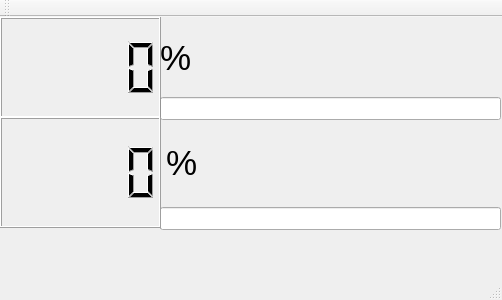
Old version of the form SAEDASH/mainwindow.ui in the repository Jeffocube/SAE_GUI.
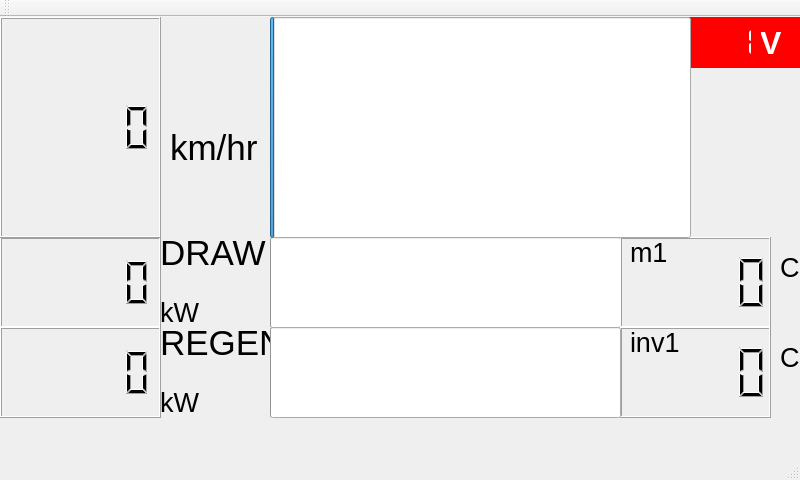
New version of the form.

```diff
--- a/SAEDASH/mainwindow.ui
+++ b/SAEDASH/mainwindow.ui
@@ -6,8 +6,8 @@
    <rect>
     <x>0</x>
     <y>0</y>
-    <width>502</width>
-    <height>300</height>
+    <width>800</width>
+    <height>480</height>
    </rect>
   </property>
   <property name="windowTitle">
@@ -18,37 +18,30 @@
     <property name="geometry">
      <rect>
       <x>0</x>
-      <y>0</y>
+      <y>220</y>
       <width>161</width>
-      <height>101</height>
+      <height>91</height>
      </rect>
     </property>
+    <property name="smallDecimalPoint">
+     <bool>true</bool>
+    </property>
+    <property name="digitCount">
+     <number>5</number>
+    </property>
    </widget>
    <widget class="QProgressBar" name="DRAWBAR">
     <property name="geometry">
      <rect>
-      <x>160</x>
-      <y>80</y>
-      <width>341</width>
-      <height>23</height>
+      <x>270</x>
+      <y>220</y>
+      <width>351</width>
+      <height>91</height>
      </rect>
     </property>
-    <property name="value">
-     <number>0</number>
+    <property name="maximum">
+     <number>100</number>
     </property>
-    <property name="textVisible">
-     <bool>false</bool>
-    </property>
-   </widget>
-   <widget class="QProgressBar" name="REGENBAR">
-    <property name="geometry">
-     <rect>
-      <x>160</x>
-      <y>190</y>
-      <width>341</width>
-      <height>23</height>
-     </rect>
-    </property>
     <property name="value">
      <number>0</number>
     </property>
@@ -56,60 +49,352 @@
      <bool>false</bool>
     </property>
    </widget>
-   <widget class="QLCDNumber" name="lcdNumber">
+   <widget class="QLCDNumber" name="REGEN">
     <property name="geometry">
      <rect>
       <x>0</x>
-      <y>100</y>
+      <y>310</y>
       <width>161</width>
-      <height>111</height>
-     </rect>
-    </property>
-   </widget>
-   <widget class="QLabel" name="label">
-    <property name="geometry">
-     <rect>
-      <x>166</x>
-      <y>100</y>
-      <width>61</width>
       <height>91</height>
      </rect>
     </property>
-    <property name="font">
-     <font>
-      <pointsize>26</pointsize>
-     </font>
+    <property name="smallDecimalPoint">
+     <bool>true</bool>
     </property>
-    <property name="text">
-     <string>%</string>
+    <property name="digitCount">
+     <number>5</number>
+    </property>
+    <property name="segmentStyle">
+     <enum>QLCDNumber::Filled</enum>
     </property>
    </widget>
    <widget class="QLabel" name="label_2">
     <property name="geometry">
      <rect>
       <x>160</x>
+      <y>220</y>
+      <width>111</width>
+      <height>31</height>
+     </rect>
+    </property>
+    <property name="font">
+     <font>
+      <pointsize>26</pointsize>
+     </font>
+    </property>
+    <property name="text">
+     <string>DRAW</string>
+    </property>
+   </widget>
+   <widget class="QLCDNumber" name="batInd">
+    <property name="geometry">
+     <rect>
+      <x>680</x>
       <y>0</y>
-      <width>67</width>
-      <height>81</height>
+      <width>81</width>
+      <height>51</height>
      </rect>
     </property>
+    <property name="styleSheet">
+     <string notr="true">font: 75 10pt &quot;PibotoLt&quot;;
+background-color: rgb(255, 0, 0);
+color: rgb(255, 255, 255);</string>
+    </property>
+    <property name="lineWidth">
+     <number>0</number>
+    </property>
+    <property name="midLineWidth">
+     <number>0</number>
+    </property>
+    <property name="smallDecimalPoint">
+     <bool>true</bool>
+    </property>
+    <property name="digitCount">
+     <number>4</number>
+    </property>
+    <property name="segmentStyle">
+     <enum>QLCDNumber::Flat</enum>
+    </property>
+    <property name="value" stdset="0">
+     <double>0.700000000000000</double>
+    </property>
+    <property name="intValue" stdset="0">
+     <number>1</number>
+    </property>
+   </widget>
+   <widget class="QLabel" name="label_4">
+    <property name="geometry">
+     <rect>
+      <x>160</x>
+      <y>310</y>
+      <width>111</width>
+      <height>31</height>
+     </rect>
+    </property>
     <property name="font">
      <font>
       <pointsize>26</pointsize>
      </font>
     </property>
     <property name="text">
-     <string>%</string>
+     <string>REGEN</string>
     </property>
    </widget>
+   <widget class="QLabel" name="label_5">
+    <property name="geometry">
+     <rect>
+      <x>760</x>
+      <y>0</y>
+      <width>41</width>
+      <height>51</height>
+     </rect>
+    </property>
+    <property name="font">
+     <font>
+      <pointsize>24</pointsize>
+      <weight>75</weight>
+      <bold>true</bold>
+     </font>
+    </property>
+    <property name="styleSheet">
+     <string notr="true">color: rgb(255, 255, 255);
+border-color: rgb(0, 0, 0);
+background-color: rgb(255, 0, 0);</string>
+    </property>
+    <property name="text">
+     <string>V</string>
+    </property>
+   </widget>
+   <widget class="QLCDNumber" name="M1TEMP">
+    <property name="geometry">
+     <rect>
+      <x>620</x>
+      <y>220</y>
+      <width>151</width>
+      <height>91</height>
+     </rect>
+    </property>
+    <property name="smallDecimalPoint">
+     <bool>false</bool>
+    </property>
+    <property name="digitCount">
+     <number>5</number>
+    </property>
+   </widget>
+   <widget class="QLCDNumber" name="INV1TEMP">
+    <property name="geometry">
+     <rect>
+      <x>620</x>
+      <y>310</y>
+      <width>151</width>
+      <height>91</height>
+     </rect>
+    </property>
+   </widget>
+   <widget class="QLCDNumber" name="SPD">
+    <property name="geometry">
+     <rect>
+      <x>0</x>
+      <y>0</y>
+      <width>161</width>
+      <height>221</height>
+     </rect>
+    </property>
+    <property name="smallDecimalPoint">
+     <bool>true</bool>
+    </property>
+    <property name="digitCount">
+     <number>5</number>
+    </property>
+   </widget>
+   <widget class="QProgressBar" name="SPDBAR">
+    <property name="geometry">
+     <rect>
+      <x>270</x>
+      <y>0</y>
+      <width>421</width>
+      <height>221</height>
+     </rect>
+    </property>
+    <property name="value">
+     <number>1</number>
+    </property>
+    <property name="textVisible">
+     <bool>false</bool>
+    </property>
+   </widget>
+   <widget class="QLabel" name="label">
+    <property name="geometry">
+     <rect>
+      <x>160</x>
+      <y>280</y>
+      <width>101</width>
+      <height>31</height>
+     </rect>
+    </property>
+    <property name="font">
+     <font>
+      <pointsize>20</pointsize>
+     </font>
+    </property>
+    <property name="text">
+     <string>kW</string>
+    </property>
+   </widget>
+   <widget class="QLabel" name="label_3">
+    <property name="geometry">
+     <rect>
+      <x>160</x>
+      <y>370</y>
+      <width>101</width>
+      <height>31</height>
+     </rect>
+    </property>
+    <property name="font">
+     <font>
+      <pointsize>20</pointsize>
+     </font>
+    </property>
+    <property name="text">
+     <string>kW</string>
+    </property>
+   </widget>
+   <widget class="QLabel" name="label_6">
+    <property name="geometry">
+     <rect>
+      <x>170</x>
+      <y>40</y>
+      <width>101</width>
+      <height>181</height>
+     </rect>
+    </property>
+    <property name="font">
+     <font>
+      <pointsize>26</pointsize>
+     </font>
+    </property>
+    <property name="text">
+     <string>km/hr</string>
+    </property>
+   </widget>
+   <widget class="QLabel" name="label_7">
+    <property name="geometry">
+     <rect>
+      <x>630</x>
+      <y>220</y>
+      <width>91</width>
+      <height>31</height>
+     </rect>
+    </property>
+    <property name="font">
+     <font>
+      <pointsize>20</pointsize>
+     </font>
+    </property>
+    <property name="text">
+     <string>m1</string>
+    </property>
+   </widget>
+   <widget class="QLabel" name="label_8">
+    <property name="geometry">
+     <rect>
+      <x>630</x>
+      <y>310</y>
+      <width>91</width>
+      <height>31</height>
+     </rect>
+    </property>
+    <property name="font">
+     <font>
+      <pointsize>20</pointsize>
+     </font>
+    </property>
+    <property name="text">
+     <string>inv1</string>
+    </property>
+   </widget>
+   <widget class="QLabel" name="label_9">
+    <property name="geometry">
+     <rect>
+      <x>780</x>
+      <y>220</y>
+      <width>21</width>
+      <height>61</height>
+     </rect>
+    </property>
+    <property name="font">
+     <font>
+      <pointsize>20</pointsize>
+     </font>
+    </property>
+    <property name="text">
+     <string>C</string>
+    </property>
+   </widget>
+   <widget class="QLabel" name="label_10">
+    <property name="geometry">
+     <rect>
+      <x>780</x>
+      <y>310</y>
+      <width>21</width>
+      <height>61</height>
+     </rect>
+    </property>
+    <property name="font">
+     <font>
+      <pointsize>20</pointsize>
+     </font>
+    </property>
+    <property name="text">
+     <string>C</string>
+    </property>
+   </widget>
+   <widget class="QProgressBar" name="REGENBAR">
+    <property name="geometry">
+     <rect>
+      <x>270</x>
+      <y>310</y>
+      <width>351</width>
+      <height>91</height>
+     </rect>
+    </property>
+    <property name="maximum">
+     <number>100</number>
+    </property>
+    <property name="value">
+     <number>0</number>
+    </property>
+    <property name="textVisible">
+     <bool>false</bool>
+    </property>
+   </widget>
+   <zorder>label_5</zorder>
+   <zorder>DRAW</zorder>
+   <zorder>DRAWBAR</zorder>
+   <zorder>REGEN</zorder>
+   <zorder>label_2</zorder>
+   <zorder>batInd</zorder>
+   <zorder>label_4</zorder>
+   <zorder>M1TEMP</zorder>
+   <zorder>INV1TEMP</zorder>
+   <zorder>SPD</zorder>
+   <zorder>SPDBAR</zorder>
+   <zorder>label</zorder>
+   <zorder>label_3</zorder>
+   <zorder>label_6</zorder>
+   <zorder>label_7</zorder>
+   <zorder>label_8</zorder>
+   <zorder>label_9</zorder>
+   <zorder>label_10</zorder>
+   <zorder>REGENBAR</zorder>
   </widget>
   <widget class="QMenuBar" name="menuBar">
    <property name="geometry">
     <rect>
      <x>0</x>
      <y>0</y>
-     <width>502</width>
-     <height>22</height>
+     <width>800</width>
+     <height>21</height>
     </rect>
    </property>
   </widget>
```
